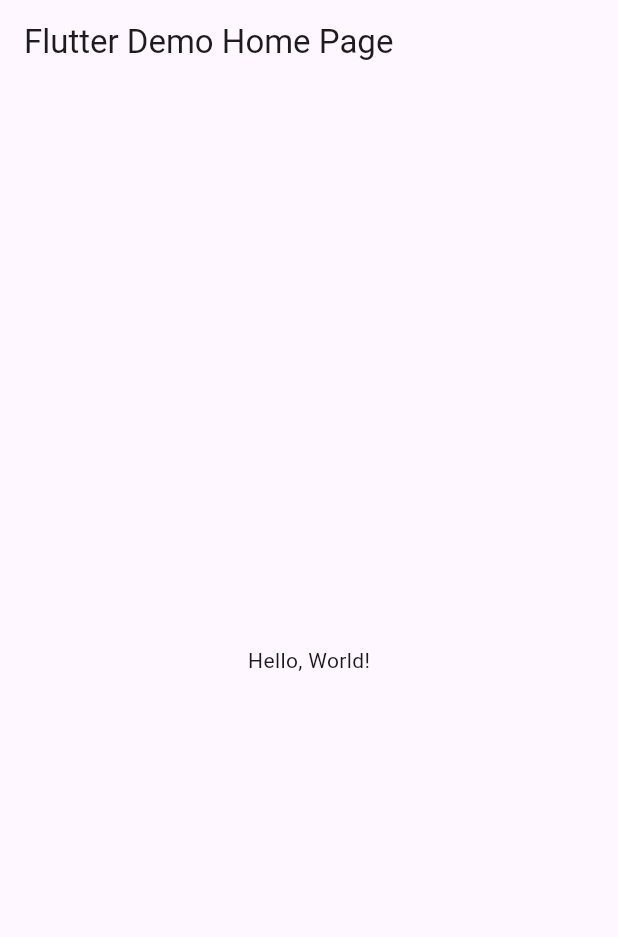
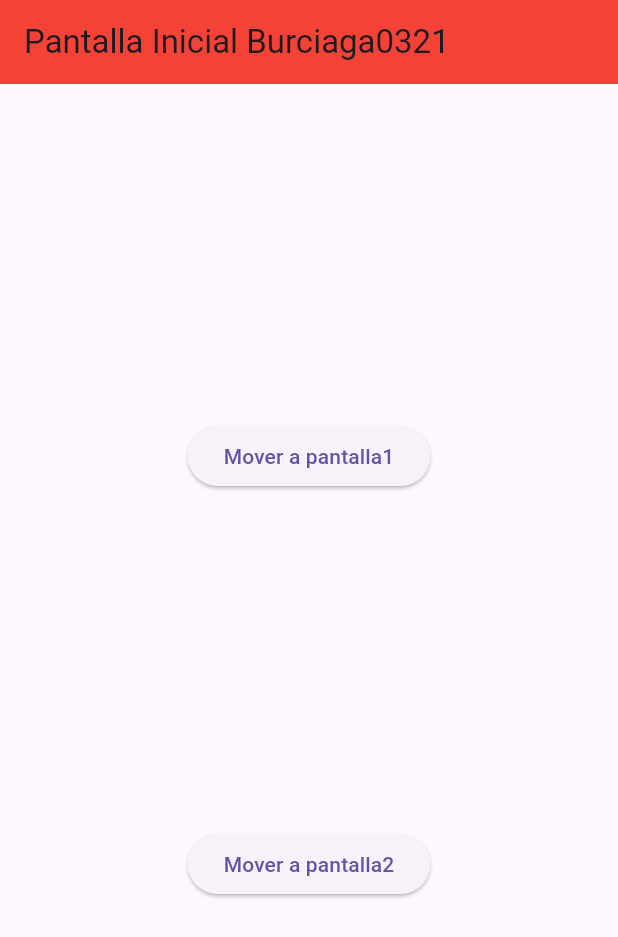
Before and after one commit to BurciagaAA128/Ull-Disenos-0321, a Flutter app: the screen it shows after launch, on a phone screen of 412 x 824 dp. Shown: the top 937 px of the screen. Run offline on Flutter 3.47's test engine with Material 3 defaults, Android fonts, the phone set to English and light mode, and no system bars.

Commit message:
Actualizacion 2.0

```diff
--- a/lib/main.dart
+++ b/lib/main.dart
@@ -1,43 +1,23 @@
 import 'package:flutter/material.dart';
+import 'package:burciaga0321/pantalla2_0321.dart';
+import 'package:burciaga0321/pantalla1_0321.dart';
+import 'package:burciaga0321/pantallainicial_0321.dart';
 
-void main() => runApp(MyApp());
+void main() => runApp(MiApp0321());
 
-class MyApp extends StatelessWidget {
-  const MyApp({super.key});
-  // This widget is the root of your application.
+class MiApp0321 extends StatelessWidget {
+  const MiApp0321({Key? key}) : super(key: key);
+
   @override
   Widget build(BuildContext context) {
     return MaterialApp(
-      // Application name
-      title: 'Flutter Hello World',
-      // Application theme data, you can set the colors for the application as
-      // you want
-      theme: ThemeData(
-        // useMaterial3: true,
-        primarySwatch: Colors.blue,
-      ),
-      // A widget which will be started on application startup
-      home: MyHomePage(title: 'Flutter Demo Home Page'),
+      debugShowCheckedModeBanner: false,
+      initialRoute: "/",
+      routes: {
+        "/": (context) => PantallaInicial_0321(),
+        "/Pantalla1_0321": (context) => Pantalla1_0321(),
+        "/Pantalla2_0321": (context) => Pantalla2_0321(),
+      }, //fin rutas de página
     );
-  }
-}
-
-class MyHomePage extends StatelessWidget {
-  final String title;
-  const MyHomePage({super.key, required this.title});
-
-  @override
-  Widget build(BuildContext context) {
-    return Scaffold(
-      appBar: AppBar(
-        // The title text which will be shown on the action bar
-        title: Text(title),
-      ),
-      body: Center(
-        child: Text(
-          'Hello, World!',
-        ),
-      ),
-    );
-  }
-}
+  } //Fin widget
+} //Fin MiApp0321
--- /dev/null
+++ b/lib/pantalla1_0321.dart
@@ -0,0 +1,25 @@
+//Pantalla1_0321
+import 'package:flutter/material.dart';
+
+class Pantalla1_0321 extends StatelessWidget {
+  const Pantalla1_0321({Key? key}) : super(key: key);
+
+  @override
+  Widget build(BuildContext context) {
+    return Scaffold(
+      appBar: AppBar(
+        title: Text("Pantalla1 Burciaga"),
+        backgroundColor: Colors.green,
+      ),
+      body: Center(
+        child: Column(
+          children: [
+            Container(
+              child: Text("Burciaga EJEMPLO"),
+            )
+          ], //Niños
+        ),
+      ),
+    );
+  } //Fin widget
+} //Fin pantalla1
--- /dev/null
+++ b/lib/pantalla2_0321.dart
@@ -0,0 +1,28 @@
+//Pantalla2_0321
+
+import 'package:flutter/material.dart';
+
+class Pantalla2_0321 extends StatelessWidget {
+  const Pantalla2_0321({Key? key}) : super(key: key);
+
+  @override
+  Widget build(BuildContext context) {
+    return Scaffold(
+      appBar: AppBar(
+        title: Text("Pantalla 2 Burciaga0321"),
+        backgroundColor: Colors.purple,
+      ),
+      body: Center(
+        child: Column(
+          mainAxisAlignment: MainAxisAlignment.center,
+          children: [
+            ElevatedButton(
+              onPressed: () {}, //Si presiona botón
+              child: Text("Pantalla"),
+            )
+          ],
+        ),
+      ),
+    );
+  } //Widget
+} //Fin pantalla2
--- /dev/null
+++ b/lib/pantallainicial_0321.dart
@@ -0,0 +1,35 @@
+import 'package:flutter/material.dart';
+//PantallaInicial_0321
+
+class PantallaInicial_0321 extends StatelessWidget {
+  const PantallaInicial_0321({Key? key}) : super(key: key);
+
+  @override
+  Widget build(BuildContext context) {
+    return Scaffold(
+      appBar: AppBar(
+        title: Text("Pantalla Inicial Burciaga0321"),
+        backgroundColor: Colors.red,
+      ),
+      body: Center(
+        child: Column(
+          mainAxisAlignment: MainAxisAlignment.spaceEvenly,
+          children: [
+            ElevatedButton(
+              onPressed: () {
+                Navigator.pushNamed(context, "/Pantalla1_0321");
+              },
+              child: Text("Mover a pantalla1"),
+            ),
+            ElevatedButton(
+              onPressed: () {
+                Navigator.pushNamed(context, "/Pantalla2_0321");
+              },
+              child: Text("Mover a pantalla2"),
+            ),
+          ], //Fin niños widget
+        ),
+      ),
+    );
+  } //Fin de widget
+} //Fin pantalla inicial
```
